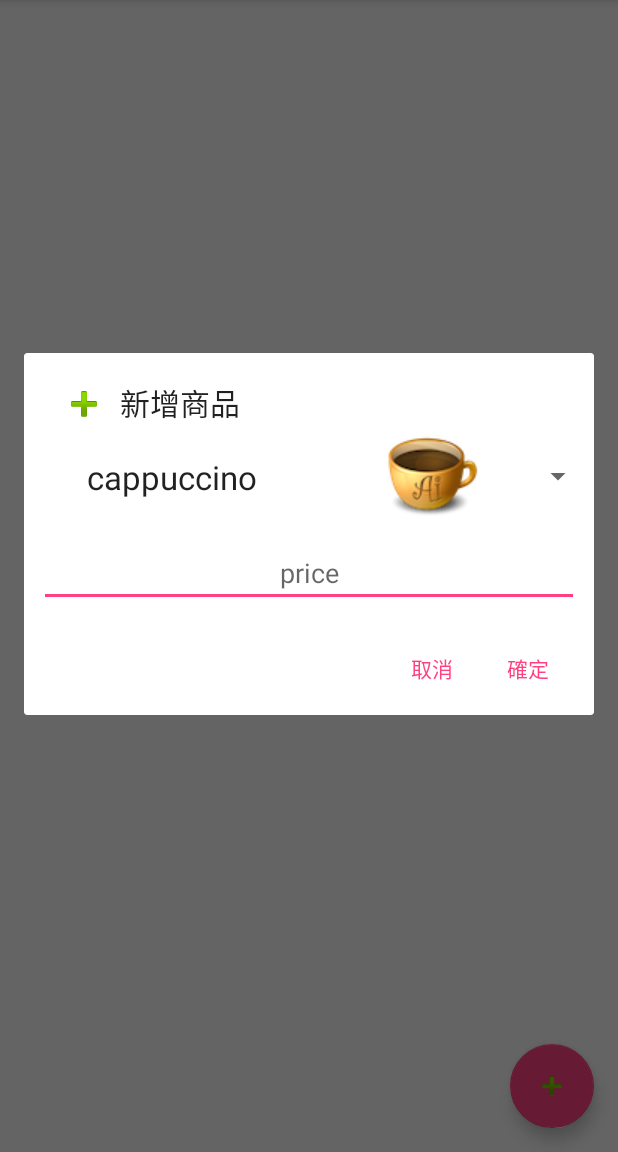
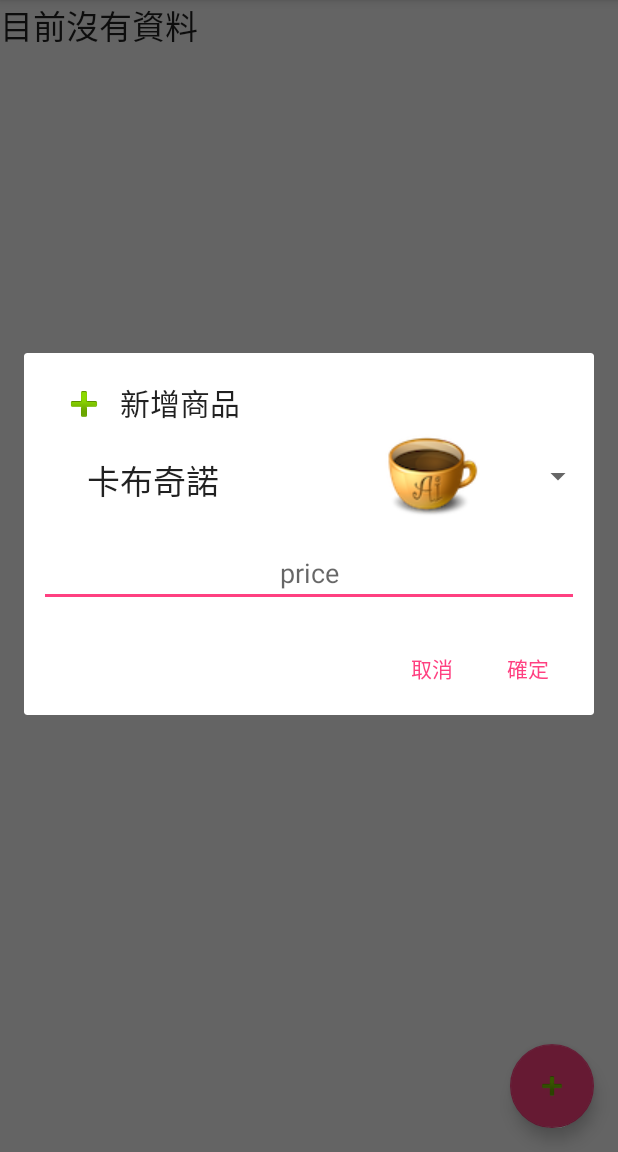
Before and after one commit to acei1212/Coffee_Order, an Android app: the screen it shows after launch (MainActivity), after a tap on an icon or button, on a phone screen of 412 x 824 dp, the part 84-1236 px from its top. Run offline under Robolectric (Android 15) with nearby library versions, the phone set to English and light mode, and no system bars.

Commit message:
第二次提交 清單列單完成

```diff
--- a/app/src/main/java/com/example/student/myapplication/MainActivity.java
+++ b/app/src/main/java/com/example/student/myapplication/MainActivity.java
@@ -11,10 +11,24 @@ import android.view.Menu;
 import android.view.MenuItem;
 import android.view.View;
 import android.widget.AdapterView;
+import android.widget.ListView;
+
+import java.util.ArrayList;
+import java.util.List;
 
 public class MainActivity extends AppCompatActivity
-        implements My_Dialog_Fragment.能處理確定取消, AdapterView.OnItemSelectedListener {
+        implements My_Dialog_Fragment.能處理確定取消,
+        AdapterView.OnItemSelectedListener,
+        AdapterView.OnItemClickListener {
+
     private static final String TAG = "Mainacitvity";
+    private ListView mListView;
+    private List<Coffee> mCoffeeList = new ArrayList<>();
+
+    //getter
+    public List<Coffee> getmCoffeeList(){
+        return mCoffeeList;
+    }
 
 
     @Override
@@ -23,6 +37,10 @@ public class MainActivity extends AppCompatActivity
         Snackbar.make(fab, "收到確定 coffee = "+ coffee, Snackbar.LENGTH_SHORT)
                 .setAction("Action", null).show();
         Log.d(TAG,"收到確定 coffee = "+coffee);
+        //add coffee
+        mCoffeeList.add(coffee);
+        MyListAdapter myListAdapter = (MyListAdapter) mListView.getAdapter();
+        myListAdapter.notifyDataSetChanged(); //透過 adapter 通知 listview 更新畫面
     }
 
     @Override
@@ -50,6 +68,13 @@ public class MainActivity extends AppCompatActivity
                 dialog.show(getSupportFragmentManager(), "MyDialogFragment");
             }
         });
+        initListView();
+    }
+    private void initListView(){
+        mListView = (ListView) findViewById(R.id.listview);
+        mListView.setEmptyView(findViewById(R.id.empty));
+        mListView.setAdapter(new MyListAdapter(this));
+        mListView.setOnItemClickListener(this);
     }
 
     @Override
@@ -83,5 +108,10 @@ public class MainActivity extends AppCompatActivity
     public void onNothingSelected(AdapterView<?> adapterView) {
 
     }
+    public void onItemClick(AdapterView<?> parent, View view ,int position ,long id){
+        FloatingActionButton fab = (FloatingActionButton)findViewById(R.id.fab);
+        Snackbar.make(fab,"點選了第" + position + "項" ,Snackbar.LENGTH_SHORT)
+                .setAction("Action",null).show();
+    }
 
 }
--- /dev/null
+++ b/app/src/main/java/com/example/student/myapplication/MyListAdapter.java
@@ -0,0 +1,50 @@
+package com.example.student.myapplication;
+
+import android.view.View;
+import android.view.ViewGroup;
+import android.widget.BaseAdapter;
+import android.widget.ImageView;
+import android.widget.TextView;
+
+public class MyListAdapter extends BaseAdapter {
+    //若要解除藕合，需要設計介面(像Fragment 與 Activity 通訊)
+    private MainActivity mainactivity;
+
+    public MyListAdapter(MainActivity mainactivity){
+        this.mainactivity = mainactivity;
+    }
+    @Override
+   public int getCount(){
+        return mainactivity.getmCoffeeList().size();
+    }
+
+    @Override
+    public Object getItem(int i) {
+        return null;
+    }
+
+    @Override
+    public long getItemId(int i) {
+        return 0;
+    }
+
+    @Override
+    public View getView(int position, View covnertView, ViewGroup parent) {
+        View v = mainactivity.getLayoutInflater().inflate(R.layout.listview_layout,null);
+
+        TextView tvItemId = (TextView)v.findViewById(R.id.itemId);
+        TextView tvItemTitle = (TextView)v.findViewById(R.id.itemTitle);
+        TextView tvItemPrice = (TextView)v.findViewById(R.id.itemPrice);
+        ImageView iv_ItemImage = (ImageView)v.findViewById(R.id.itemImage);
+
+        Coffee coffee = mainactivity.getmCoffeeList().get(position);
+
+        tvItemId.setText("id");
+        tvItemTitle.setText(coffee.getTitle());
+        tvItemPrice.setText(String.valueOf(coffee.getPrice()));
+        iv_ItemImage.setImageResource(coffee.getImg_resource_id());
+
+        return v;
+    }
+
+}
--- a/app/src/main/res/layout/content_main.xml
+++ b/app/src/main/res/layout/content_main.xml
@@ -1,5 +1,5 @@
 <?xml version="1.0" encoding="utf-8"?>
-<android.support.constraint.ConstraintLayout xmlns:android="http://schemas.android.com/apk/res/android"
+<RelativeLayout xmlns:android="http://schemas.android.com/apk/res/android"
     xmlns:app="http://schemas.android.com/apk/res-auto"
     xmlns:tools="http://schemas.android.com/tools"
     android:layout_width="match_parent"
@@ -8,13 +8,23 @@
     tools:context="com.example.student.myapplication.MainActivity"
     tools:showIn="@layout/activity_main">
 
+
+
+    <LinearLayout
+        android:layout_width="match_parent"
+        android:layout_height="match_parent"
+        android:orientation="vertical">
+<ListView
+    android:id="@+id/listview"
+    android:layout_width="match_parent"
+    android:layout_height="wrap_content">
+</ListView>
+
     <TextView
+        android:id="@+id/empty"
         android:layout_width="wrap_content"
         android:layout_height="wrap_content"
-        android:text="Hello World!"
-        app:layout_constraintBottom_toBottomOf="parent"
-        app:layout_constraintLeft_toLeftOf="parent"
-        app:layout_constraintRight_toRightOf="parent"
-        app:layout_constraintTop_toTopOf="parent" />
-
-</android.support.constraint.ConstraintLayout>
+        android:text="目前沒有資料"
+        android:textAppearance="?android:textAppearanceLarge"/>
+    </LinearLayout>
+</RelativeLayout>
--- a/app/src/main/res/values/arrays.xml
+++ b/app/src/main/res/values/arrays.xml
@@ -7,10 +7,10 @@
         <item>@drawable/coffee_mocha</item>
     </array>
  <string-array name="coffee_titles">
-     <item>cappuccino</item>
-     <item>latte</item>
-     <item>macchiato</item>
-     <item>mocha</item>
+     <item>卡布奇諾</item>
+     <item>拿鐵</item>
+     <item>瑪奇朵</item>
+     <item>摩卡</item>
  </string-array>
 
 </resources>
```
Also changed, not shown: app/src/main/res/layout/activity_my_list_adapter.xml (added, +9 -0 lines), app/src/main/res/layout/listview_layout.xml (added, +41 -0 lines).
